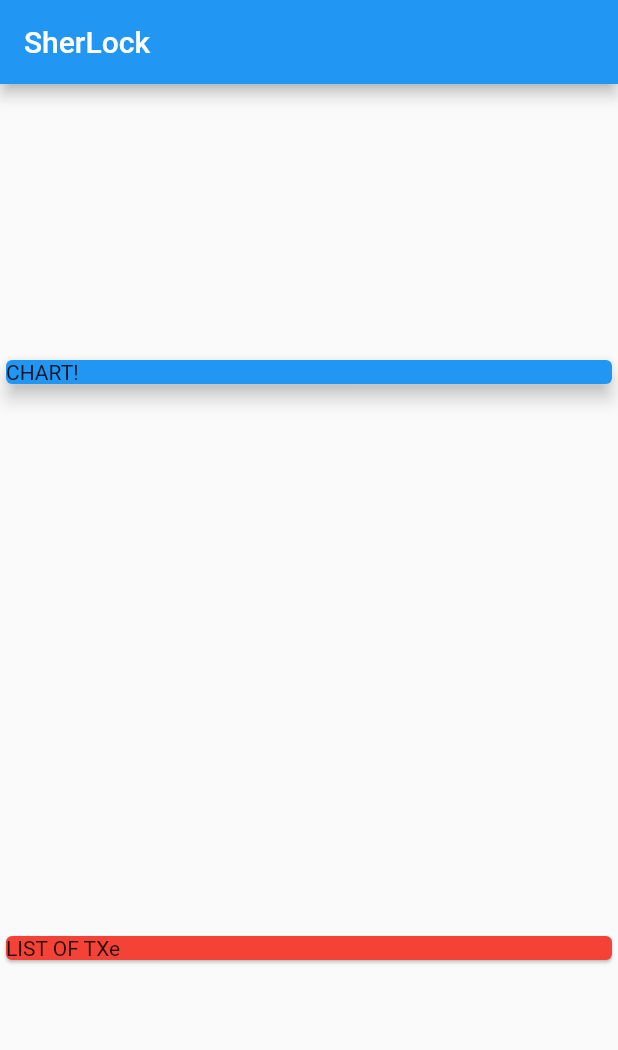
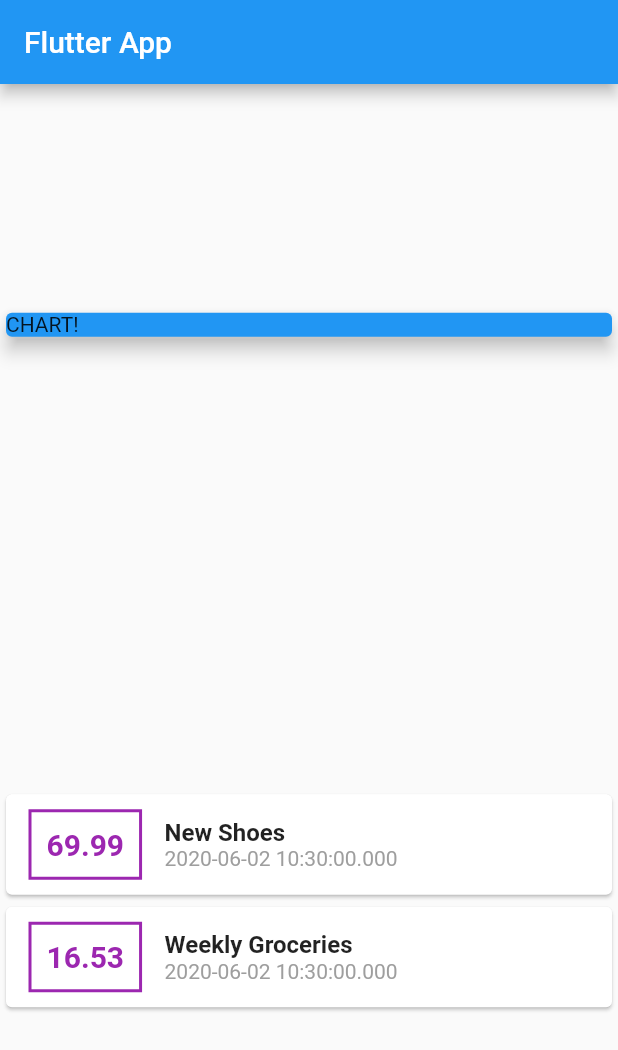
Before and after one commit to sarveshsrv/sherlock, a Flutter app: the screen it shows after launch, on a phone screen of 412 x 824 dp. Shown: the top 1050 px of the screen. Run offline on Flutter 3.47's test engine with Material 2 defaults, Android fonts, the phone set to English and light mode, and no system bars.

Commit message:
Updated AppBar

```diff
--- a/lib/main.dart
+++ b/lib/main.dart
@@ -1,4 +1,6 @@
 import 'package:flutter/material.dart';
+
+import './transaction.dart';
 
 void main() => runApp(MyApp());
 
@@ -6,18 +8,33 @@ class MyApp extends StatelessWidget {
   @override
   Widget build(BuildContext context) {
     return MaterialApp(
-      title: 'SherLock',
+      title: 'Flutter App',
       home: MyHomePage(),
     );
   }
 }
 
 class MyHomePage extends StatelessWidget {
+  final List<Transaction> transactions = [
+    Transaction(
+      id: 't1',
+      title: 'New Shoes',
+      amount: 69.99,
+      date: DateTime.now(),
+    ),
+    Transaction(
+      id: 't2',
+      title: 'Weekly Groceries',
+      amount: 16.53,
+      date: DateTime.now(),
+    ),
+  ];
+
   @override
   Widget build(BuildContext context) {
     return Scaffold(
       appBar: AppBar(
-        title: Text('SherLock'),
+        title: Text('Flutter App'),
       ),
       body: Column(
         mainAxisAlignment: MainAxisAlignment.spaceAround,
@@ -31,9 +48,54 @@ class MyHomePage extends StatelessWidget {
               elevation: 5,
             ),
           ),
-          Card(
-            color: Colors.red,
-            child: Text('LIST OF TXe'),
+          Column(
+            children: transactions.map((tx) {
+              return Card(
+                child: Row(
+                  children: <Widget>[
+                    Container(
+                      margin: EdgeInsets.symmetric(
+                        vertical: 10,
+                        horizontal: 15,
+                      ),
+                      decoration: BoxDecoration(
+                        border: Border.all(
+                          color: Colors.purple,
+                          width: 2,
+                        ),
+                      ),
+                      padding: EdgeInsets.all(10),
+                      child: Text(
+                        tx.amount.toString(),
+                        style: TextStyle(
+                          fontWeight: FontWeight.bold,
+                          fontSize: 20,
+                          color: Colors.purple,
+                        ),
+                      ),
+                    ),
+                    Column(
+                      crossAxisAlignment: CrossAxisAlignment.start,
+                      children: <Widget>[
+                        Text(
+                          tx.title,
+                          style: TextStyle(
+                            fontSize: 16,
+                            fontWeight: FontWeight.bold,
+                          ),
+                        ),
+                        Text(
+                          tx.date.toString(),
+                          style: TextStyle(
+                            color: Colors.grey,
+                          ),
+                        ),
+                      ],
+                    ),
+                  ],
+                ),
+              );
+            }).toList(),
           ),
         ],
       ),
--- /dev/null
+++ b/lib/transaction.dart
@@ -0,0 +1,14 @@
+import 'package:flutter/foundation.dart';
+class Transaction {
+  final String id;
+  final String title;
+  final double amount;
+  final DateTime date;
+
+  Transaction({
+    @required this.id,
+    @required this.title,
+    @required this.amount,
+    @required this.date,
+  });
+}
```
